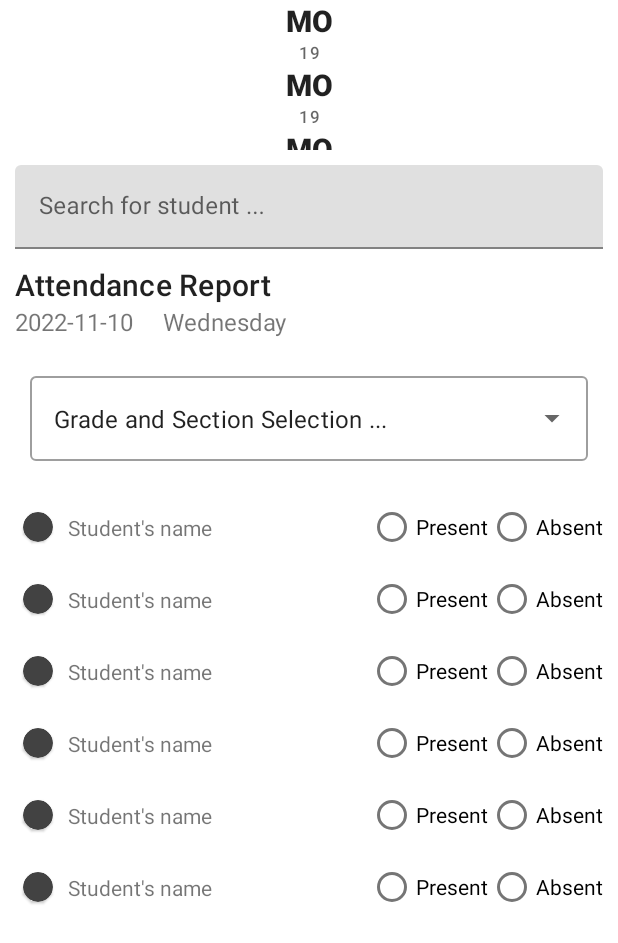
After one commit to adumitriu21/ReachedApp, an Android app: the layout fragment_teacher_attendance_view.xml on its own in the app's theme, with its tools: preview values and no code run, on a phone screen of 412 x 824 dp. The commit adds this screen. Shown: the top 943 px of the screen. Run offline under Robolectric (Android 15) with nearby library versions, the phone set to English and light mode, and no system bars.

Commit message:
Created the Fragment & UI for the Teacher Attendance Report

```diff
--- a/app/src/main/java/com/example/reachedapp/MainActivity.java
+++ b/app/src/main/java/com/example/reachedapp/MainActivity.java
@@ -4,6 +4,7 @@ import androidx.appcompat.app.AppCompatActivity;
 
 import android.os.Bundle;
 
+import com.example.reachedapp.Models.Student;
 import com.google.firebase.database.DataSnapshot;
 import com.google.firebase.database.DatabaseError;
 import com.google.firebase.database.DatabaseReference;
--- a/app/src/main/java/com/example/reachedapp/Student.java
+++ b/app/src/main/java/com/example/reachedapp/Models/Student.java
@@ -1,4 +1,4 @@
-package com.example.reachedapp;
+package com.example.reachedapp.Models;
 
 public class Student {
     private int StudentHomeroom;
--- /dev/null
+++ b/app/src/main/res/layout/fragment_teacher_attendance_view.xml
@@ -0,0 +1,120 @@
+<?xml version="1.0" encoding="utf-8"?>
+<LinearLayout xmlns:android="http://schemas.android.com/apk/res/android"
+    xmlns:tools="http://schemas.android.com/tools"
+    android:layout_width="match_parent"
+    android:layout_height="match_parent"
+    xmlns:app="http://schemas.android.com/apk/res-auto"
+    android:orientation="vertical"
+    tools:context=".Fragments.TeacherAttendanceView">
+
+    <!-- TODO: Update blank fragment layout -->
+    <ScrollView
+        android:layout_width="match_parent"
+        android:layout_height="match_parent">
+        <LinearLayout
+            android:orientation="vertical"
+            android:layout_width="match_parent"
+            android:layout_height="wrap_content">
+
+            <androidx.recyclerview.widget.RecyclerView
+                android:id="@+id/daySelector"
+                android:layout_width="match_parent"
+                android:layout_height="100dp"
+                tools:itemCount="5"
+                tools:listitem="@layout/item_day_selection"
+                android:orientation="horizontal" />
+
+
+            <LinearLayout
+                android:layout_width="match_parent"
+                android:layout_height="wrap_content">
+                <com.google.android.material.textfield.TextInputLayout
+                    android:layout_width="match_parent"
+                    android:paddingHorizontal="10dp"
+                    android:paddingVertical="10dp"
+                    android:layout_height="wrap_content">
+                <com.google.android.material.textfield.TextInputEditText
+                    android:id="@+id/search"
+                    android:hint="@string/search_for_student"
+                    android:layout_width="match_parent"
+                    android:layout_height="wrap_content" />
+                </com.google.android.material.textfield.TextInputLayout>
+            </LinearLayout>
+
+            <TextView
+                android:textSize="20sp"
+                android:layout_marginHorizontal="10dp"
+                android:layout_width="match_parent"
+                style="@style/TextAppearance.Material3.LabelLarge"
+                android:layout_height="wrap_content"
+                android:text="Attendance Report" />
+
+
+            <LinearLayout
+                android:layout_width="match_parent"
+                android:orientation="horizontal"
+                android:layout_height="wrap_content">
+
+
+                <TextView
+                    android:textSize="16sp"
+                    android:id="@+id/date"
+                    android:layout_marginHorizontal="10dp"
+                    android:layout_width="wrap_content"
+                    android:layout_height="wrap_content"
+                    android:text="2022-11-10" />
+
+                <TextView
+                    android:textSize="16sp"
+                    android:id="@+id/day"
+                    android:layout_marginHorizontal="10dp"
+                    android:layout_width="wrap_content"
+                    android:layout_height="wrap_content"
+                    android:text="Wednesday" />
+
+
+            </LinearLayout>
+
+        <LinearLayout
+            android:layout_width="match_parent"
+            android:orientation="horizontal"
+            android:layout_height="wrap_content">
+
+            <com.google.android.material.textfield.TextInputLayout
+                style="@style/Widget.MaterialComponents.TextInputLayout.OutlinedBox.ExposedDropdownMenu"
+                android:layout_width="match_parent"
+                android:layout_height="wrap_content"
+                android:layout_margin="20dp"
+                app:layout_constraintLeft_toLeftOf="parent"
+                app:layout_constraintRight_toRightOf="parent"
+                app:layout_constraintTop_toTopOf="parent">
+
+                <!-- Inside text input layout add
+                      an auto complete text view
+                        and make its input type to none-->
+                <AutoCompleteTextView
+                    android:id="@+id/gradesAutoComplete"
+                    android:layout_width="match_parent"
+                    android:layout_height="match_parent"
+                    android:layout_weight="1"
+                    android:inputType="none"
+                    android:text="Grade and Section Selection ..."
+                    />
+
+            </com.google.android.material.textfield.TextInputLayout>
+
+        </LinearLayout>
+
+            <androidx.recyclerview.widget.RecyclerView
+                android:id="@+id/studentsList"
+                tools:listitem="@layout/item_students_list"
+                tools:itemCount="10"
+                android:layout_width="match_parent"
+                android:layout_height="wrap_content"/>
+
+        </LinearLayout>
+
+
+    </ScrollView>
+
+</LinearLayout>
--- /dev/null
+++ b/app/src/main/res/layout/item_day_selection.xml
@@ -0,0 +1,22 @@
+<?xml version="1.0" encoding="utf-8"?>
+<LinearLayout xmlns:android="http://schemas.android.com/apk/res/android"
+    android:layout_width="match_parent"
+    android:orientation="vertical"
+    android:layout_height="wrap_content">
+<TextView
+    android:id="@+id/day"
+    android:text="MO"
+    style="@style/Base.TextAppearance.MaterialComponents.Headline6"
+    android:textAlignment="center"
+    android:layout_width="match_parent"
+    android:layout_height="wrap_content"/>
+
+    <TextView
+        android:id="@+id/date"
+        android:text="19"
+        style="@style/TextAppearance.Material3.LabelSmall"
+        android:textAlignment="center"
+        android:layout_width="match_parent"
+        android:layout_height="wrap_content"/>
+
+</LinearLayout>
--- /dev/null
+++ b/app/src/main/res/layout/item_students_list.xml
@@ -0,0 +1,56 @@
+<?xml version="1.0" encoding="utf-8"?>
+<androidx.constraintlayout.widget.ConstraintLayout xmlns:android="http://schemas.android.com/apk/res/android"
+    android:layout_width="match_parent"
+    xmlns:app="http://schemas.android.com/apk/res-auto"
+    android:orientation="horizontal"
+    android:gravity="center_vertical"
+    android:layout_marginHorizontal="10dp"
+    android:layout_height="wrap_content">
+
+    <com.google.android.material.card.MaterialCardView
+        android:id="@+id/bullet"
+        app:layout_constraintStart_toStartOf="parent"
+        app:layout_constraintTop_toTopOf="parent"
+        app:layout_constraintBottom_toBottomOf="parent"
+        app:cardCornerRadius="20dp"
+        app:cardBackgroundColor="@color/cardview_dark_background"
+        android:layout_width="20dp"
+        android:layout_marginHorizontal="5dp"
+        android:layout_height="20dp"/>
+
+    <TextView
+
+        app:layout_constraintStart_toEndOf="@id/bullet"
+        app:layout_constraintTop_toTopOf="parent"
+        app:layout_constraintBottom_toBottomOf="parent"
+        app:layout_constraintEnd_toStartOf="@id/radioGroup"
+        android:id="@+id/studentName"
+        android:layout_marginHorizontal="10dp"
+        android:text="Student's name"
+        android:layout_width="0dp"
+        android:layout_height="wrap_content" />
+
+
+    <RadioGroup
+        android:id="@+id/radioGroup"
+        app:layout_constraintTop_toTopOf="parent"
+        app:layout_constraintBottom_toBottomOf="parent"
+        app:layout_constraintEnd_toEndOf="parent"
+
+        android:orientation="horizontal"
+        android:layout_height="wrap_content"
+        android:layout_width="0dp">
+        <RadioButton
+            android:id="@+id/present"
+            android:text="Present"
+            android:layout_width="wrap_content"
+            android:layout_height="wrap_content" />
+
+        <RadioButton
+            android:id="@+id/absent"
+            android:text="Absent"
+            android:layout_width="wrap_content"
+            android:layout_height="wrap_content" />
+    </RadioGroup>
+
+</androidx.constraintlayout.widget.ConstraintLayout>
--- a/app/src/main/res/values/strings.xml
+++ b/app/src/main/res/values/strings.xml
@@ -1,3 +1,6 @@
 <resources>
     <string name="app_name">ReachedApp</string>
+    <!-- TODO: Remove or change this placeholder text -->
+    <string name="hello_blank_fragment">Hello blank fragment</string>
+    <string name="search_for_student">Search for student ...</string>
 </resources>
```
Also changed, not shown: app/src/main/java/com/example/reachedapp/Fragments/TeacherAttendanceView.java (added, +95 -0 lines), app/src/main/res/layout/drpdown_item.xml (added, +16 -0 lines), app/src/main/res/values/options.xml (added, +9 -0 lines), app/src/main/res/values/styles.xml (added, +163 -0 lines).
